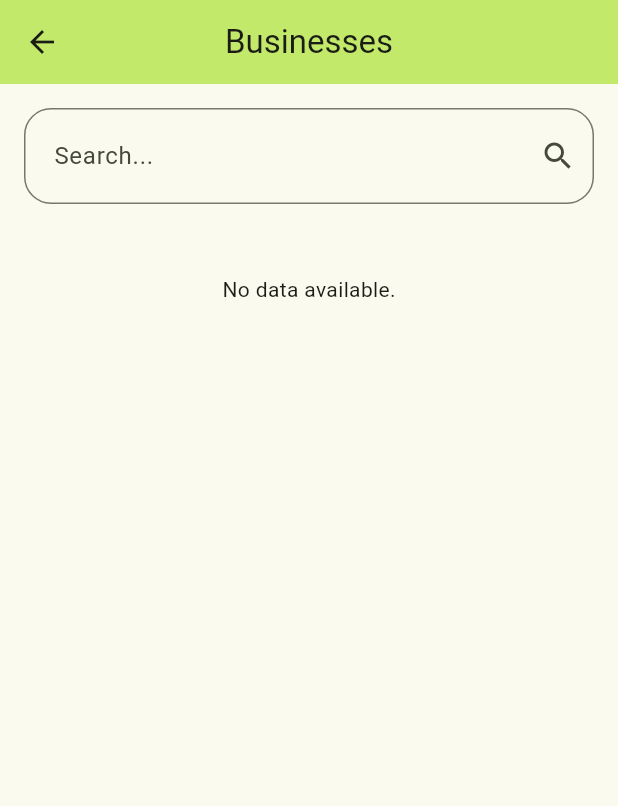
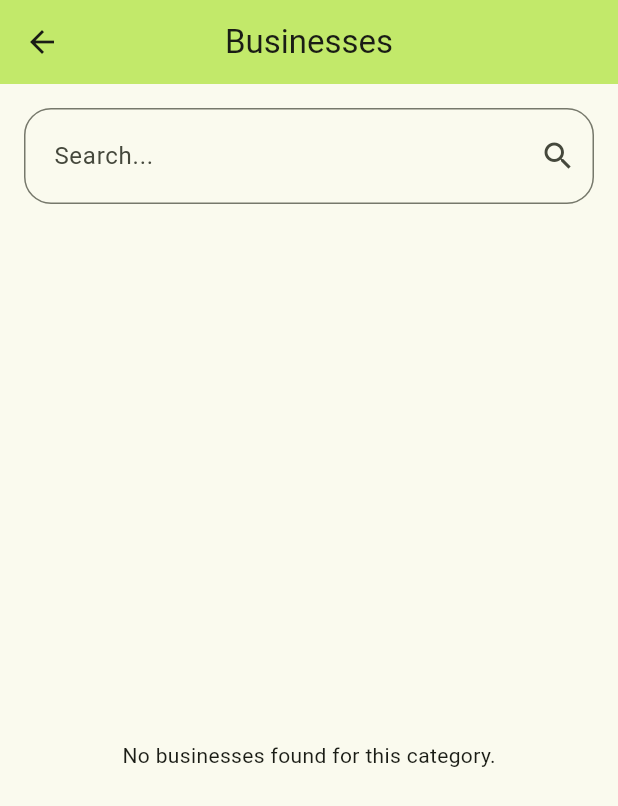
Before and after one commit to sulavtimsina/NepaliBusinessFE, a Flutter app: the CategoryDetailBuz screen opened directly with empty values, on a phone screen of 412 x 824 dp. Shown: the top 806 px of the screen. Run offline on Flutter 3.47's test engine with Material 3 defaults, Android fonts, the phone set to English and light mode, and no system bars; our stand-ins replace cached_network_image, cloud_firestore, firebase_auth, firebase_core, get, google_nav_bar and 1 more; missing offline and left inert: flutter_facebook_auth; accounts and stored records are empty.

Commit message:
search query Fav under implem

```diff
--- a/lib/screen/dashboard UI/category.dart
+++ b/lib/screen/dashboard UI/category.dart
@@ -2,7 +2,7 @@ import 'package:cloud_firestore/cloud_firestore.dart';
 import 'package:flutter/material.dart';
 import 'package:get/get.dart';
 import 'package:nepaliapp/screen/dashboard%20UI/details%20UI/category_detail_buz.dart';
-import 'package:nepaliapp/utils/custom_search_bar.dart';
+// import 'package:nepaliapp/utils/custom_search_bar.dart';
 
 class CategoryScreen extends StatelessWidget {
   const CategoryScreen({super.key});
@@ -16,7 +16,7 @@ class CategoryScreen extends StatelessWidget {
         child: Column(
           crossAxisAlignment: CrossAxisAlignment.start,
           children: [
-            const CustomSearchBar(),
+            // const CustomSearchBar(),
             const Padding(
               padding: EdgeInsets.only(left: 12),
               child: Text(
--- a/lib/screen/dashboard UI/dashboard.dart
+++ b/lib/screen/dashboard UI/dashboard.dart
@@ -16,7 +16,10 @@ class DashboardScreen extends StatelessWidget {
         child: Column(
           crossAxisAlignment: CrossAxisAlignment.start,
           children: [
-            const CustomSearchBar(),
+            // Custom search bar
+            CustomSearchBar(
+              onSearch: (query) => controller.filterList(query),
+            ),
             const Padding(
               padding: EdgeInsets.only(left: 12),
               child: Text(
@@ -26,37 +29,37 @@ class DashboardScreen extends StatelessWidget {
             ),
             Padding(
               padding: const EdgeInsets.only(left: 12, right: 12),
-              child: StreamBuilder(
-                stream: controller.businessStream,
-                builder: (context, snapshot) {
-                  if (snapshot.connectionState == ConnectionState.waiting) {
-                    return const Center(child: CircularProgressIndicator());
-                  } else if (snapshot.hasError) {
-                    return Center(
-                      child: Text('${snapshot.error}'),
+              child: Obx(
+                () {
+                  if (controller.filteredList.isEmpty) {
+                    return const Center(
+                      child: Text('No businesses found'),
                     );
-                  } else {
+                  }
                   return SizedBox(
-                      height: MediaQuery.of(context).size.height * 0.8,
+                    height: MediaQuery.of(context).size.height * 0.65,
                     child: ListView.separated(
                       itemBuilder: (context, index) {
+                        final business = controller.filteredList[index];
+
                         return BusinessListItem(
-                            name: snapshot.data!.docs[index]["Name"],
-                            imageUrl: snapshot.data!.docs[index]["ImageUrl"],
-                            category: snapshot.data!.docs[index]["Category"],
-                            rating: snapshot.data!.docs[index]["Rating"],
-                            location: snapshot.data!.docs[index]["Location"],
-                            description: snapshot.data!.docs[index]
-                                ["Description"],
+                          name: business['Name'],
+                          imageUrl: business['ImageUrl'],
+                          category: business['Category'],
+                          rating: business['Rating'],
+                          location: business['Location'],
+                          description: business['Description'],
+                          isFavorite: controller.isFavorite(business['id']),
+                          onFavoriteToggle: () =>
+                              controller.toggleFavorite(business['id']),
                         );
                       },
                       separatorBuilder: (context, index) {
                         return const Divider();
                       },
-                        itemCount: snapshot.data!.docs.length,
+                      itemCount: controller.filteredList.length,
                     ),
                   );
-                  }
                 },
               ),
             ),
--- a/lib/screen/dashboard UI/details UI/category_detail_buz.dart
+++ b/lib/screen/dashboard UI/details UI/category_detail_buz.dart
@@ -18,49 +18,38 @@ class CategoryDetailBuz extends StatelessWidget {
       appBar: AppBar(
         title: const Text('Businesses'),
         centerTitle: true,
-        backgroundColor: utils.primaryColor,
+        backgroundColor:
+            utils.primaryColor, // Replace with your Utils primaryColor
       ),
-      body: SingleChildScrollView(
-        child: Column(
+      body: Column(
         crossAxisAlignment: CrossAxisAlignment.start,
         children: [
-            const CustomSearchBar(),
+          CustomSearchBar(
+            onSearch: (query) => controller.filterList(query),
+          ),
           Padding(
             padding: const EdgeInsets.only(left: 12),
             child: Text(
               categoryData,
-                style:
-                    const TextStyle(fontSize: 22, fontWeight: FontWeight.bold),
+              style: const TextStyle(fontSize: 22, fontWeight: FontWeight.bold),
             ),
           ),
-            Padding(
-              padding: const EdgeInsets.only(left: 12, right: 12),
-              child: StreamBuilder(
-                stream: controller.businessStream,
-                builder: (context, snapshot) {
-                  if (snapshot.connectionState == ConnectionState.waiting) {
-                    return const Center(child: CircularProgressIndicator());
-                  } else if (snapshot.hasError) {
-                    return Center(
-                      child: Text('${snapshot.error}'),
-                    );
-                  } else if (snapshot.hasData &&
-                      snapshot.data!.docs.isNotEmpty) {
-                    final filteredData = snapshot.data!.docs.where((doc) {
-                      return doc['Category'] == categoryData;
+          Expanded(
+            child: Obx(() {
+              final filteredBusinesses =
+                  controller.filteredList.where((business) {
+                return business['Category'] == categoryData;
               }).toList();
 
-                    if (filteredData.isEmpty) {
+              if (filteredBusinesses.isEmpty) {
                 return const Center(
                   child: Text('No businesses found for this category.'),
                 );
               }
 
-                    return SizedBox(
-                      height: MediaQuery.of(context).size.height * 0.8,
-                      child: ListView.separated(
+              return ListView.separated(
                 itemBuilder: (context, index) {
-                          final business = filteredData[index];
+                  final business = filteredBusinesses[index];
                   return BusinessListItem(
                     name: business["Name"],
                     imageUrl: business["ImageUrl"],
@@ -68,24 +57,17 @@ class CategoryDetailBuz extends StatelessWidget {
                     rating: business["Rating"],
                     location: business["Location"],
                     description: business["Description"],
+                    isFavorite: controller.isFavorite(business['id']),
+                    onFavoriteToggle: () =>
+                        controller.toggleFavorite(business['id']),
                   );
                 },
-                        separatorBuilder: (context, index) {
-                          return const Divider();
-                        },
-                        itemCount: filteredData.length,
-                      ),
+                separatorBuilder: (context, index) => const Divider(),
+                itemCount: filteredBusinesses.length,
               );
-                  } else {
-                    return const Center(
-                      child: Text('No data available.'),
-                    );
-                  }
-                },
-              ),
+            }),
           ),
         ],
-        ),
       ),
     );
   }
--- a/lib/utils/custom_search_bar.dart
+++ b/lib/utils/custom_search_bar.dart
@@ -1,12 +1,14 @@
 import 'package:flutter/material.dart';
+
 import 'package:nepaliapp/utils/utils.dart';
 
 class CustomSearchBar extends StatelessWidget {
-  const CustomSearchBar({super.key});
+  final Function(String) onSearch;
+
+  const CustomSearchBar({super.key, required this.onSearch});
 
   @override
   Widget build(BuildContext context) {
-    // final BusinessDataController controller = Get.find();
     final Utils utils = Utils();
 
     return Padding(
@@ -31,8 +33,7 @@ class CustomSearchBar extends StatelessWidget {
               horizontal: 16,
             ),
           ),
-        onChanged: (value) {},
-      ),
+          onChanged: onSearch),
     );
   }
 }
```
Also changed, not shown: lib/controller/dashboard Controller/business_data_controller.dart (+20 -6 lines), lib/controller/dashboard Controller/favorite_controller.dart (added, +33 -0 lines), lib/screen/dashboard UI/favorite.dart (+39 -38 lines), lib/services/firestore_service_fav.dart (added, +34 -0 lines), lib/utils/business_list_item.dart (+11 -1 lines). Lines whose indentation alone changed are shown as unchanged.
